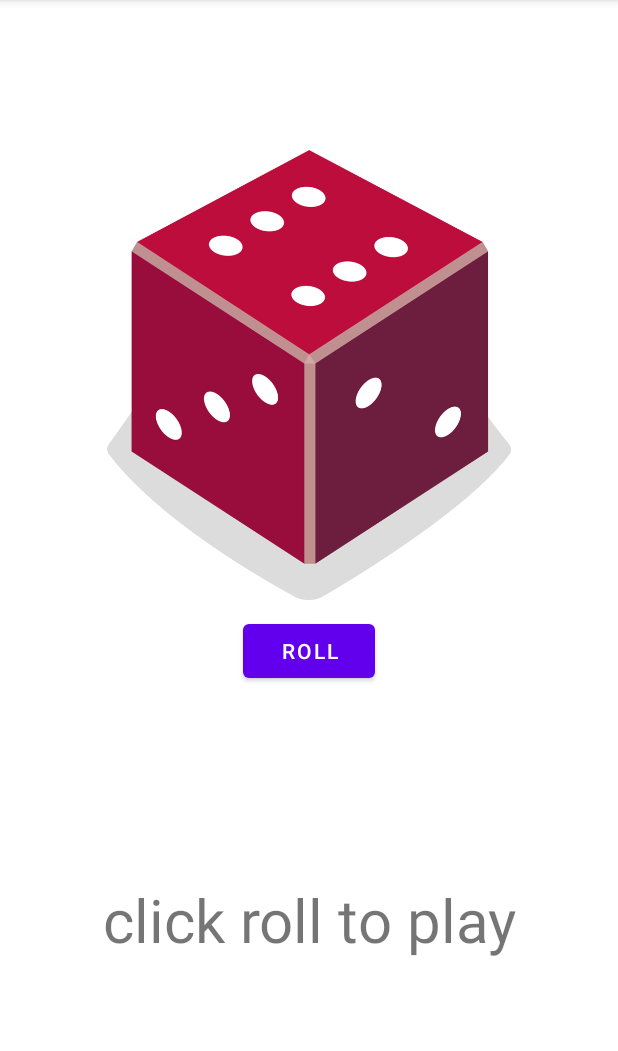
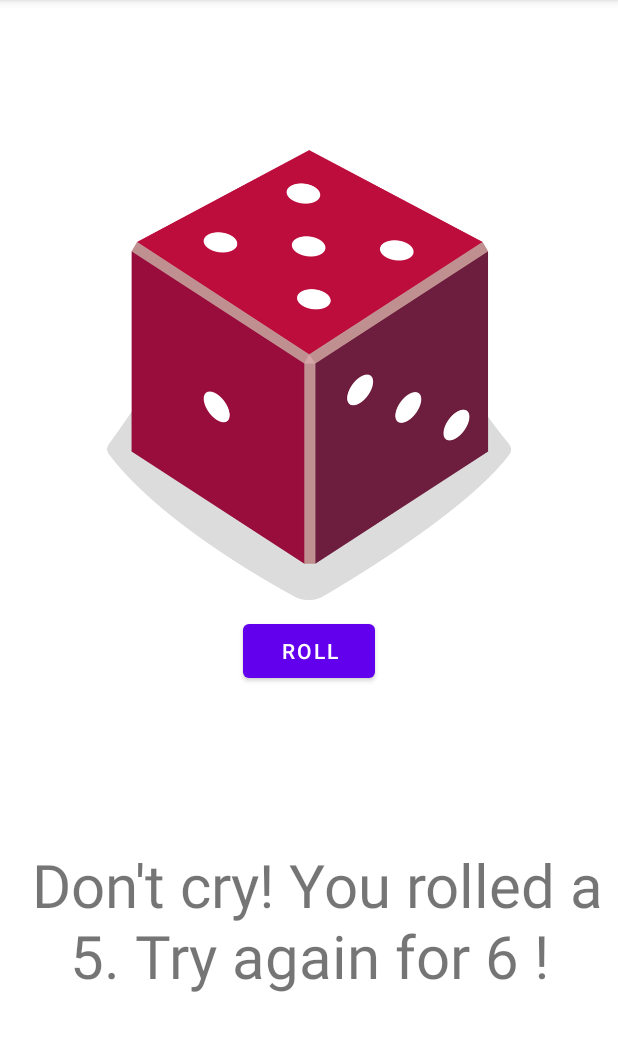
Before and after one commit to ShreeOcean/kotlinBasics, an Android app: the screen it shows after launch (DiceRollActivity), after a tap on "ROLL DICE", on a phone screen of 412 x 824 dp, the part 84-1135 px from its top. Run offline under Robolectric (Android 15) with nearby library versions, the phone set to English and light mode, and no system bars; our stand-ins replace data binding.

Commit message:
dice roll completed with dataBinding, viewModel, MutableLiveData

```diff
--- /dev/null
+++ b/app/src/main/java/com/ocean/kotlinbasics/Dice.kt
@@ -0,0 +1,7 @@
+package com.ocean.kotlinbasics
+
+object Dice {
+    fun roll(numSides : Int): Int {
+        return (1..numSides).random()
+    }
+}
--- a/app/src/main/java/com/ocean/kotlinbasics/DiceRollActivity.kt
+++ b/app/src/main/java/com/ocean/kotlinbasics/DiceRollActivity.kt
@@ -2,72 +2,35 @@ package com.ocean.kotlinbasics
 
 import android.os.Bundle
 import androidx.appcompat.app.AppCompatActivity
+import androidx.databinding.DataBindingUtil
+import androidx.lifecycle.ViewModel
+import androidx.lifecycle.ViewModelProvider
+import com.ocean.kotlinbasics.ConstantNames.DICE1
+import com.ocean.kotlinbasics.ConstantNames.DICE2
+import com.ocean.kotlinbasics.ConstantNames.DICE3
+import com.ocean.kotlinbasics.ConstantNames.DICE4
+import com.ocean.kotlinbasics.ConstantNames.DICE5
+import com.ocean.kotlinbasics.ConstantNames.DICE6
+import com.ocean.kotlinbasics.ConstantNames.WON
+import com.ocean.kotlinbasics.Dice.roll
 import com.ocean.kotlinbasics.databinding.ActivityDiceRollBinding
+import com.ocean.kotlinbasics.viewModel.DiceRollViewModel
 
 class DiceRollActivity : AppCompatActivity() {
 
     private lateinit var binding: ActivityDiceRollBinding
+    private lateinit var viewModel: DiceRollViewModel
 
     override fun onCreate(savedInstanceState: Bundle?) {
         super.onCreate(savedInstanceState)
+        binding = DataBindingUtil.setContentView(this,R.layout.activity_dice_roll)
+        viewModel = ViewModelProvider(this)[DiceRollViewModel::class.java]
+        binding.viewModel = viewModel
+        binding.lifecycleOwner =this
+        viewModel.rollDice()
 
-        binding = ActivityDiceRollBinding.inflate(layoutInflater)
-        setContentView(binding.root)
-
-        binding.btnDiceRoll.setOnClickListener { rollDice() }
-        rollDice()
-    }
-
-    class Dice(val numSides: Int) {
-
-        fun roll(): Int {
-            return (1..numSides).random()
+        viewModel.diceImage.observe(this){
+            binding.imageViewDice.setImageResource(it)
         }
     }
-
-    private fun rollDice() {
-        val dice = Dice(6)
-        val luckyNumber = (1..6).random()
-
-        val drawableResource = when (dice.roll()){
-            1 -> R.drawable.dice_1
-            2 -> R.drawable.dice_2
-            3 -> R.drawable.dice_3
-            4 -> R.drawable.dice_4
-            5 -> R.drawable.dice_5
-            else -> R.drawable.dice_6
-        }
-        binding.imageViewDice.setImageResource(drawableResource)
-        binding.imageViewDice.contentDescription = dice.roll().toString()
-
-//        when (dice.roll()) {
-////            luckyNumber -> binding.tvDiceRoll.text = " You won! your lucky roll is $luckyNumber"
-////            luckyNumber -> binding.imageViewDice.setImageDrawable()
-//            1 -> {
-////                binding.tvDiceRoll.text = " So sorry! You rolled a 1. Try again for $luckyNumber !"
-//                binding.imageViewDice.setImageResource(R.drawable.dice_1)
-//            }
-//            2 -> {
-////                binding.tvDiceRoll.text = " Sadly, you rolled a 2. Try again for $luckyNumber !"
-//                binding.imageViewDice.setImageResource(R.drawable.dice_2)
-//            }
-//            3 -> {
-////                binding.tvDiceRoll.text = " Unfortunately, you rolled a 3. Try again for $luckyNumber !"
-//                binding.imageViewDice.setImageResource(R.drawable.dice_3)
-//            }
-//            4 -> {
-////                binding.tvDiceRoll.text = " Unfortunately, you rolled a 4. Try again for $luckyNumber !"
-//                binding.imageViewDice.setImageResource(R.drawable.dice_4)
-//            }
-//            5 -> {
-////                binding.tvDiceRoll.text = " Don't cry! You rolled a 5. Try again for $luckyNumber !"
-//                binding.imageViewDice.setImageResource(R.drawable.dice_5)
-//            }
-//            6 -> {
-////                binding.tvDiceRoll.text = " Apologies! You rolled a 6. Try again for $luckyNumber !"
-//                binding.imageViewDice.setImageResource(R.drawable.dice_6)
-//            }
-//        }
-
-    }
 }
--- /dev/null
+++ b/app/src/main/java/com/ocean/kotlinbasics/viewModel/DiceRollViewModel.kt
@@ -0,0 +1,59 @@
+package com.ocean.kotlinbasics.viewModel
+
+import androidx.lifecycle.MutableLiveData
+import androidx.lifecycle.ViewModel
+import com.ocean.kotlinbasics.ConstantNames
+import com.ocean.kotlinbasics.Dice
+import com.ocean.kotlinbasics.R
+
+class DiceRollViewModel : ViewModel() {
+
+    var diceText : MutableLiveData<String> = MutableLiveData()
+    var diceImage : MutableLiveData<Int> = MutableLiveData()
+
+    fun rollDice() {
+        val dice = Dice.roll(6)
+        val luckyNumber = (1..6).random()
+
+        when (dice) {
+            luckyNumber -> {
+                "${ConstantNames.WON}$luckyNumber".also { diceText.value = it}
+                val drawableResource = when (luckyNumber){
+                    1 -> R.drawable.dice_1
+                    2 -> R.drawable.dice_2
+                    3 -> R.drawable.dice_3
+                    4 -> R.drawable.dice_4
+                    5 -> R.drawable.dice_5
+                    else -> R.drawable.dice_6
+                }
+                diceImage.value = drawableResource
+//                binding.imageViewDice.setImageResource(drawableResource)
+            }
+            1 -> {
+                " ${ConstantNames.DICE1}$luckyNumber".also { diceText.value = it }
+                diceImage.value = R.drawable.dice_1
+
+            }
+            2 -> {
+                " ${ConstantNames.DICE2}$luckyNumber !".also { diceText.value = it }
+                diceImage.value = R.drawable.dice_2
+            }
+            3 -> {
+                "${ConstantNames.DICE3}$luckyNumber !".also { diceText.value = it }
+                diceImage.value = R.drawable.dice_3
+            }
+            4 -> {
+                "${ConstantNames.DICE4}$luckyNumber !".also { diceText.value = it }
+                diceImage.value = R.drawable.dice_4
+            }
+            5 -> {
+                " ${ConstantNames.DICE5}$luckyNumber !".also { diceText.value = it }
+                diceImage.value = R.drawable.dice_5
+            }
+            6 -> {
+                " ${ConstantNames.DICE6}$luckyNumber !".also { diceText.value = it }
+                diceImage.value = R.drawable.dice_6
+            }
+        }
+    }
+}
--- a/app/src/main/res/layout/activity_dice_roll.xml
+++ b/app/src/main/res/layout/activity_dice_roll.xml
@@ -1,7 +1,14 @@
 <?xml version="1.0" encoding="utf-8"?>
-<androidx.constraintlayout.widget.ConstraintLayout xmlns:android="http://schemas.android.com/apk/res/android"
+<layout xmlns:android="http://schemas.android.com/apk/res/android"
     xmlns:app="http://schemas.android.com/apk/res-auto"
-    xmlns:tools="http://schemas.android.com/tools"
+    xmlns:tools="http://schemas.android.com/tools">
+    <data>
+        <variable
+            name="viewModel"
+            type="com.ocean.kotlinbasics.viewModel.DiceRollViewModel" />
+    </data>
+
+    <androidx.constraintlayout.widget.ConstraintLayout
         android:layout_width="match_parent"
         android:layout_height="match_parent"
         tools:context=".DiceRollActivity">
@@ -12,19 +19,20 @@
             android:layout_height="wrap_content"
             android:layout_margin="10dp"
             android:gravity="center"
-        android:text="@string/click_roll_to_play"
+            android:text="@={viewModel.diceText}"
             android:textSize="40sp"
             app:layout_constraintBottom_toBottomOf="parent"
             app:layout_constraintEnd_toEndOf="parent"
             app:layout_constraintStart_toStartOf="parent"
-        app:layout_constraintTop_toBottomOf="@+id/btn_dice_roll"/>
+            app:layout_constraintTop_toBottomOf="@+id/btn_dice_roll" />
 
         <Button
             android:id="@+id/btn_dice_roll"
             android:layout_width="wrap_content"
             android:layout_height="wrap_content"
             android:layout_margin="10dp"
-        android:text="Roll"
+            android:onClick="@{() -> viewModel.rollDice()}"
+            android:text="@string/roll"
             app:layout_constraintEnd_toEndOf="parent"
             app:layout_constraintStart_toStartOf="parent"
             app:layout_constraintTop_toBottomOf="@+id/image_view_dice" />
@@ -40,3 +48,4 @@
             app:srcCompat="@drawable/dice_1" />
 
     </androidx.constraintlayout.widget.ConstraintLayout>
+</layout>
--- a/app/src/main/res/values/strings.xml
+++ b/app/src/main/res/values/strings.xml
@@ -3,4 +3,5 @@
     <string name="roll_dice">Roll Dice</string>
     <string name="coroutine">Coroutine</string>
     <string name="click_roll_to_play">click roll to play</string>
+    <string name="roll">Roll</string>
 </resources>
```
Also changed, not shown: app/src/main/java/com/ocean/kotlinbasics/ConstantNames.kt (added, +11 -0 lines). Lines whose indentation alone changed are shown as unchanged.
